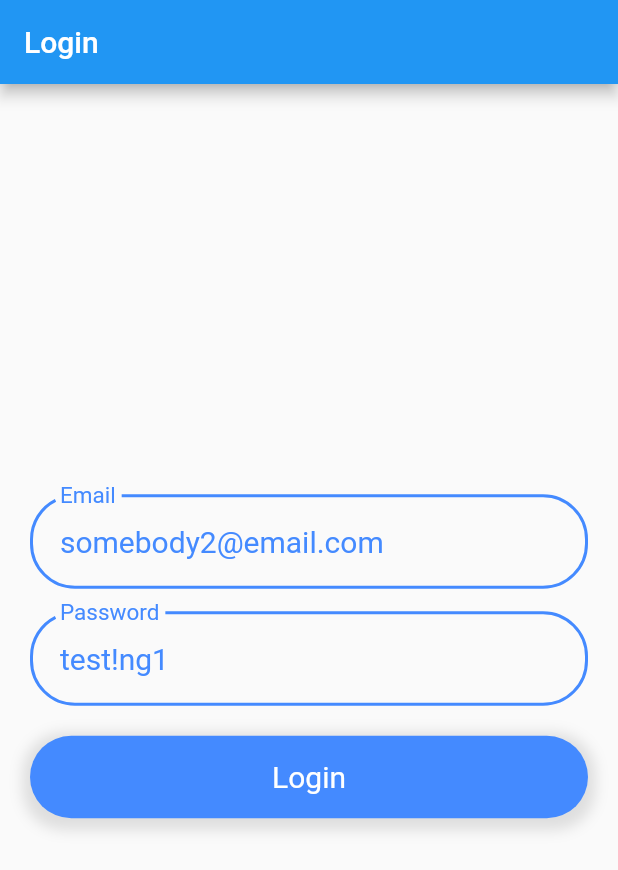
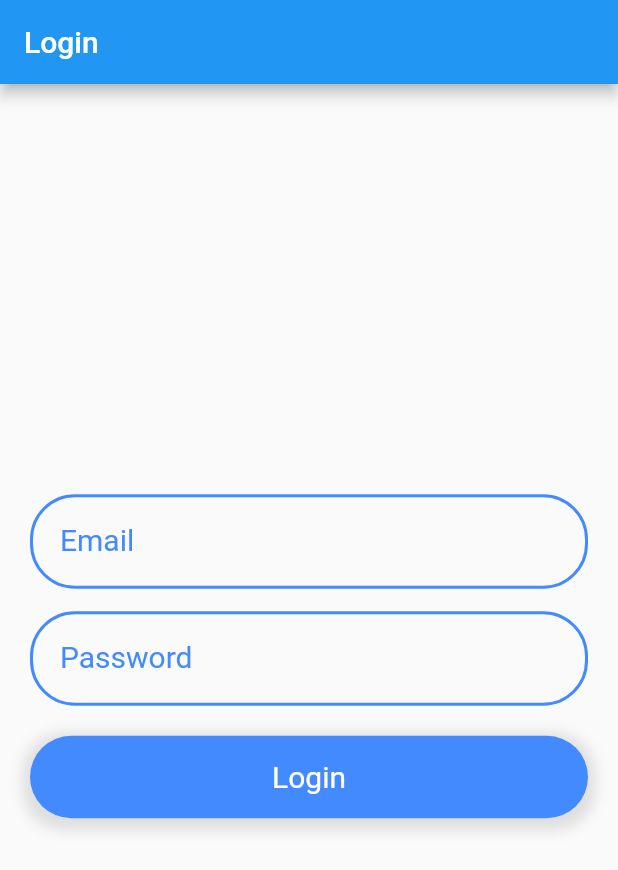
Before and after one commit to wondercrazy15/TestTaskFlutter, a Flutter app: the screen it shows after launch, on a phone screen of 412 x 824 dp. Shown: the top 870 px of the screen. Run offline on Flutter 3.47's test engine with Material 2 defaults, Android fonts, the phone set to English and light mode, and no system bars; our stand-ins replace fluttertoast, shared_preferences, stacked; Roboto replaces fonts that are missing (Montserrat).

Commit message:
Initial Commit

```diff
--- a/test_task/lib/Views/LoginView.dart
+++ b/test_task/lib/Views/LoginView.dart
@@ -147,8 +147,8 @@ class _LoginViewState extends State<LoginView> {
     // TODO: implement initState
     super.initState();
 
-    txtEmailContoller.text = "somebody2@email.com";
-    txtPasswordContoller.text = "test!ng1";
+    txtEmailContoller.text = "";//""somebody2@email.com";
+    txtPasswordContoller.text = "";//""test!ng1";
   }
 
   @override
```
